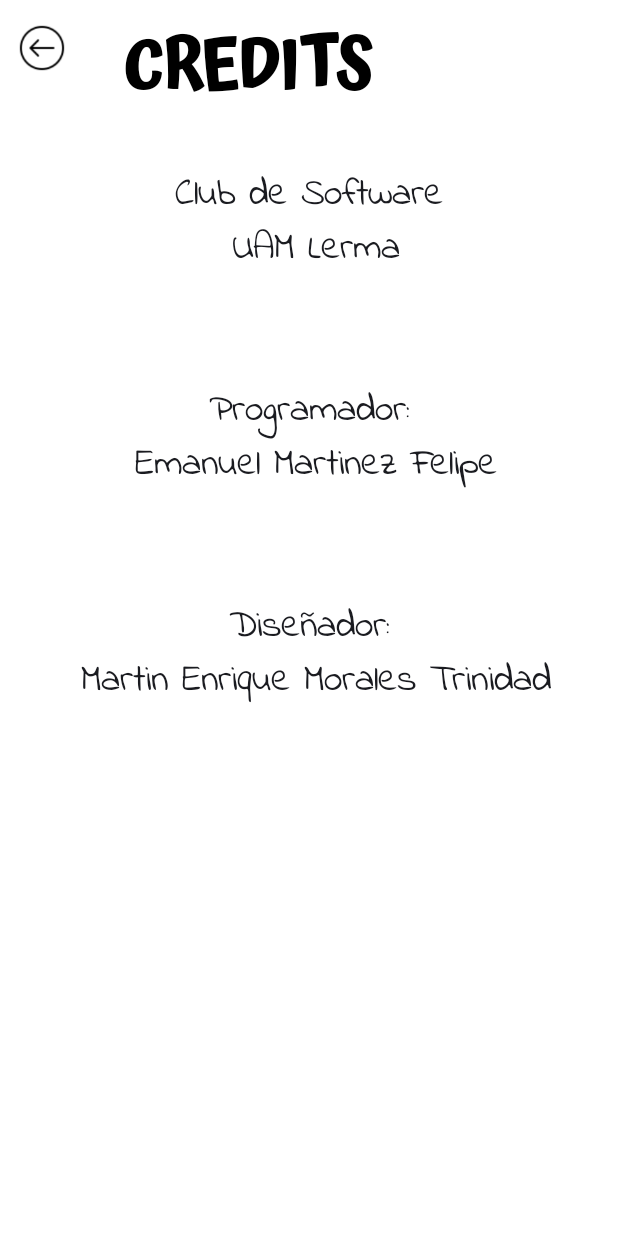
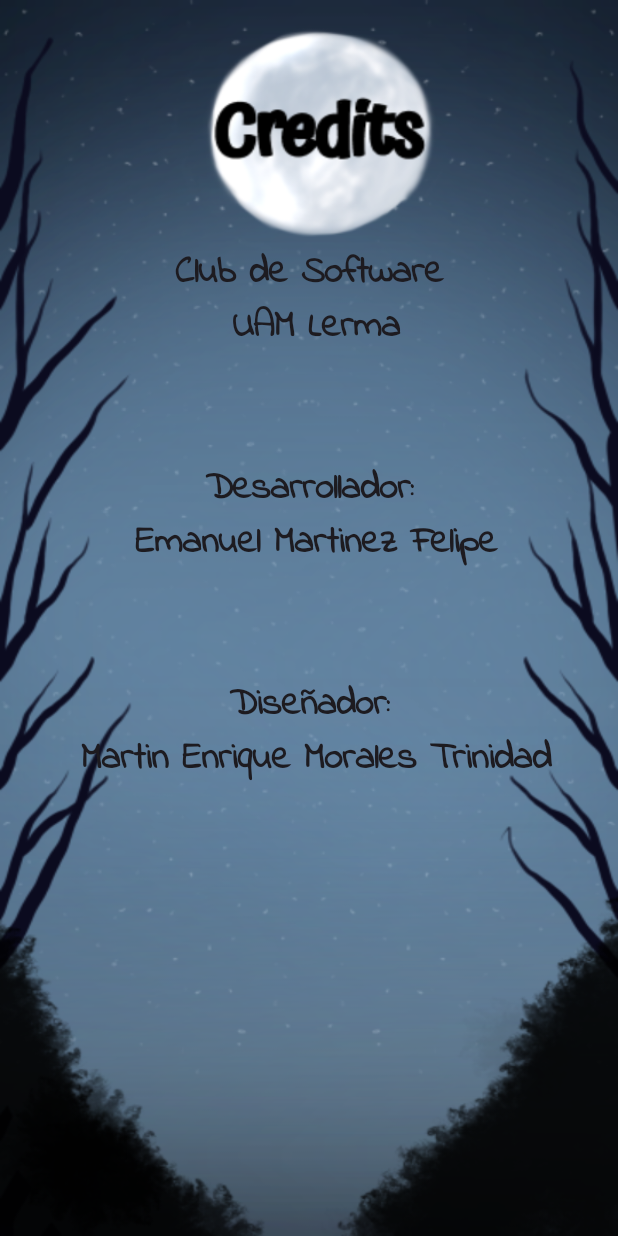
Before and after one commit to EmanuelMartinez23/HangMan-Game, an Android app built with Jetpack Compose: the screen it shows after launch (MainActivity), after a tap on "Credits", on a phone screen of 412 x 824 dp. Run offline under Robolectric (Android 15) with nearby library versions, the phone set to English and light mode, and no system bars.

Commit message:
Update: Rediseño de pantallas mainScreen y creditsScreen.

```diff
--- a/app/build.gradle.kts
+++ b/app/build.gradle.kts
@@ -76,7 +76,7 @@ dependencies {
     implementation("androidx.navigation:navigation-compose:$nav_version")
     implementation ("com.squareup.retrofit2:retrofit:2.9.0")
     implementation ("com.squareup.retrofit2:converter-gson:2.9.0")
-
+    implementation("androidx.activity:activity-compose:1.8.0-alpha07")
 
 
 
--- a/app/src/main/java/com/uam/horcado/MainActivity.kt
+++ b/app/src/main/java/com/uam/horcado/MainActivity.kt
@@ -10,7 +10,6 @@ import androidx.compose.foundation.layout.fillMaxSize
 import androidx.compose.material3.Surface
 import androidx.compose.runtime.Composable
 import androidx.compose.ui.Modifier
-import androidx.compose.ui.graphics.Color
 import androidx.lifecycle.viewmodel.compose.viewModel
 import androidx.navigation.NavHostController
 import androidx.navigation.compose.NavHost
@@ -32,8 +31,7 @@ class MainActivity : ComponentActivity() {
         setContent {
             HorcadoTheme {
                 Surface(
-                    modifier = Modifier.fillMaxSize(),
-                    color = Color(0xFFFFFFFF)
+                    modifier = Modifier.fillMaxSize()
                 ) {
                     val horcadoViewModel: HorcadoViewModel = viewModel()
                     val navController = rememberNavController()
--- a/app/src/main/java/com/uam/horcado/screens/HorcadoGameScreen.kt
+++ b/app/src/main/java/com/uam/horcado/screens/HorcadoGameScreen.kt
@@ -82,15 +82,7 @@ fun HorcadoGameScreen(horcadoViewModel: HorcadoViewModel, navController: NavHost
             letterSpacing = 0.sp,
             modifier =  Modifier.padding(top = 5.dp)
         )
-        Text(
-            text = "$palabraSecreta",
-            style = TextStyle(fontFamily = FontFamily(Font(R.font.atma_semibold))),
-            fontSize = 8.sp,
-            fontWeight =  FontWeight.W900,
-            color = Color.Black,
-            letterSpacing = 0.sp,
-            modifier =  Modifier.padding(top = 5.dp)
-        )
+
 
         Image(
             painter = painterResource(R.drawable.game),
--- a/app/src/main/java/com/uam/horcado/screens/creditsScreen.kt
+++ b/app/src/main/java/com/uam/horcado/screens/creditsScreen.kt
@@ -1,7 +1,9 @@
 package com.uam.horcado.screens
 
 
+import androidx.compose.foundation.Image
 import androidx.compose.foundation.background
+import androidx.compose.foundation.layout.Box
 import androidx.compose.foundation.layout.Column
 import androidx.compose.foundation.layout.Row
 import androidx.compose.foundation.layout.Spacer
@@ -9,6 +11,8 @@ import androidx.compose.foundation.layout.fillMaxSize
 import androidx.compose.foundation.layout.height
 import androidx.compose.foundation.layout.padding
 import androidx.compose.foundation.layout.width
+import androidx.compose.material.icons.Icons
+import androidx.compose.material.icons.rounded.ArrowBack
 import androidx.compose.material3.Icon
 import androidx.compose.material3.IconButton
 import androidx.compose.material3.Text
@@ -16,6 +20,7 @@ import androidx.compose.runtime.Composable
 import androidx.compose.ui.Alignment
 import androidx.compose.ui.Modifier
 import androidx.compose.ui.graphics.Color
+import androidx.compose.ui.layout.ContentScale
 import androidx.compose.ui.res.painterResource
 import androidx.compose.ui.res.stringResource
 import androidx.compose.ui.text.TextStyle
@@ -32,51 +37,43 @@ import com.uam.horcado.R
 
 @Composable
 fun creditsScreen( navController: NavHostController) {
+    Box(modifier =Modifier.fillMaxSize()){
+        Image(painter = painterResource(id = R.drawable.pantallacredits),
+            contentDescription = null,
+            modifier = Modifier.fillMaxSize(),
+            contentScale = ContentScale.FillBounds)
         // Conseguimos del viewModel  el indice de la palabra secreta
         Column(
             modifier = Modifier
                 .fillMaxSize()
-            .background(color = Color.White)
                 .padding(4.dp),
             horizontalAlignment = Alignment.CenterHorizontally
         ) {
 
             Row (modifier = Modifier.align(Alignment.Start)){
+//                Spacer(modifier = Modifier.width(25.dp))
 
 //
-            IconButton(
-                onClick = { /* Regresar a la pagina principal */
-                    navController.navigate("principal")
-
-                },
-            ) {
-                Icon(
-                    painter = painterResource(id = R.drawable.back), // Aquí utilizas el recurso de imagen del icono
-                    contentDescription = "Icono para regresar a la pagina principal",
-                    modifier = Modifier
-                        .height(250.dp)
-                        .width(250.dp)
-                        .padding(top = 8.dp),
-                    tint = Color.Black
-                )
+//                IconButton(
+//                    onClick = { /* Regresar a la pagina principal */
+//                        navController.navigate("principal")
+//                    },
+//                ) {
+//
+//                    Icon(
+//                        Icons.Rounded.ArrowBack,
+//                        contentDescription =null,
+//                        modifier =Modifier.height(100.dp).width(100.dp),
+//                        tint = Color.Black
+//                    )
+//                }
             }
-            Spacer(modifier = Modifier.width(20.dp))
-            Text(
-                text = "CREDITS",
-                style = TextStyle(fontFamily = FontFamily(Font(R.font.atma_semibold))),
-                fontSize = 45.sp,
-                fontWeight =  FontWeight.W900,
-                color = Color.Black,
-                letterSpacing = 0.sp,
-                modifier = Modifier.padding(start = 10.dp, top = 5.dp)
-            )
-
-
-        }
+            Spacer(modifier = Modifier.height(130.dp))
             Text(
                 text = stringResource(id = R.string.credits),
                 style = TextStyle(fontFamily = FontFamily(Font(R.font.indieflower_regular))),
                 fontSize = 25.sp,
+                fontWeight = FontWeight.SemiBold,
                 modifier = Modifier.padding(30.dp),
                 textAlign = TextAlign.Center
             )
@@ -84,5 +81,8 @@ fun creditsScreen( navController: NavHostController) {
 
         }
 
+    }
+
+
 
 }
--- a/app/src/main/java/com/uam/horcado/screens/mainScreen.kt
+++ b/app/src/main/java/com/uam/horcado/screens/mainScreen.kt
@@ -4,13 +4,12 @@ package com.uam.horcado.screens
 
 import androidx.compose.foundation.BorderStroke
 import androidx.compose.foundation.Image
-import androidx.compose.foundation.background
+import androidx.compose.foundation.layout.Box
 import androidx.compose.foundation.layout.Column
 import androidx.compose.foundation.layout.Spacer
 import androidx.compose.foundation.layout.fillMaxSize
 import androidx.compose.foundation.layout.height
 import androidx.compose.foundation.layout.padding
-import androidx.compose.foundation.layout.size
 import androidx.compose.foundation.layout.width
 import androidx.compose.foundation.shape.RoundedCornerShape
 import androidx.compose.material3.ButtonDefaults
@@ -20,6 +19,7 @@ import androidx.compose.runtime.Composable
 import androidx.compose.ui.Alignment
 import androidx.compose.ui.Modifier
 import androidx.compose.ui.graphics.Color
+import androidx.compose.ui.layout.ContentScale
 import androidx.compose.ui.res.painterResource
 import androidx.compose.ui.text.TextStyle
 import androidx.compose.ui.text.font.Font
@@ -38,10 +38,14 @@ import com.uam.horcado.viewmodels.HorcadoViewModel
 // HorcadoViewModel contiene el estado y la logica relacionada con el juego
 @Composable
 fun mainScreen(horcadoViewModel: HorcadoViewModel, navController: NavHostController) {
+
+    Box(modifier =Modifier.fillMaxSize()){
+        Image(painter = painterResource(id = R.drawable.pantallainicio), contentDescription = null,
+            modifier = Modifier.fillMaxSize(),
+            contentScale = ContentScale.FillWidth)
         Column(
             modifier = Modifier
-            .fillMaxSize()
-            .background(Color.White),
+                .fillMaxSize(),
             horizontalAlignment = Alignment.CenterHorizontally
         ) {
             Text(
@@ -53,30 +57,26 @@ fun mainScreen(horcadoViewModel: HorcadoViewModel, navController: NavHostControl
                 letterSpacing = 0.sp,
                 modifier =  Modifier.padding(top = 5.dp)
             )
-        Image(
-            painter = painterResource(R.drawable.img),
-            contentDescription = null,
-            modifier = Modifier.size(350.dp)
-        )
 
-        Spacer(modifier = Modifier.height(8.dp))
+            Spacer(modifier = Modifier.height(308.dp))
             Column {
                 OutlinedButtonPer(
                     texto ="Play",
                     onClick = {navController.navigate("main")} )
 
-            Spacer(modifier = Modifier.height(8.dp))
+                Spacer(modifier = Modifier.height(20.dp))
 
                 OutlinedButtonPer(
                     texto ="Scores",
                     onClick = {navController.navigate("scores")} )
 
-            Spacer(modifier = Modifier.height(8.dp))
+                Spacer(modifier = Modifier.height(20.dp))
 
                 OutlinedButtonPer(
                     texto ="Credits",
                     onClick = {navController.navigate("credits")} )
 
+            }
         }
     }
 }
@@ -87,18 +87,21 @@ fun OutlinedButtonPer(texto :String , onClick : () -> Unit,  ){
         onClick = {
             onClick()
         },
-        modifier = Modifier.width(220.dp).height(70.dp),
+        modifier = Modifier
+            .width(240.dp)
+            .height(70.dp),
         colors = ButtonDefaults.outlinedButtonColors(
             containerColor = Color.Transparent,
             contentColor = Color.Black,
         ),
-        border = BorderStroke(width = 3.dp,color = Color.Black),
-        shape = RoundedCornerShape(8.dp)
+        border = BorderStroke(width = 4.dp,color = Color.Black),
+        shape = RoundedCornerShape(10.dp)
     ) {
         Text(
             text = texto,
             style = TextStyle(fontFamily = FontFamily(Font(R.font.indieflower_regular))),
             fontSize = 35.sp,
+            fontWeight = FontWeight.Bold,
             color = Color.Black,
             letterSpacing = 0.sp,
 
--- a/app/src/main/java/com/uam/horcado/screens/scoresScreen.kt
+++ b/app/src/main/java/com/uam/horcado/screens/scoresScreen.kt
@@ -11,6 +11,8 @@ import androidx.compose.foundation.layout.fillMaxSize
 import androidx.compose.foundation.layout.height
 import androidx.compose.foundation.layout.padding
 import androidx.compose.foundation.layout.width
+import androidx.compose.material.icons.Icons
+import androidx.compose.material.icons.rounded.ArrowBack
 import androidx.compose.material3.Icon
 import androidx.compose.material3.IconButton
 import androidx.compose.material3.Text
@@ -53,7 +55,7 @@ fun scoresScreen(horcadoViewModel: HorcadoViewModel , navController: NavHostCont
                 },
             ) {
                 Icon(
-                    painter = painterResource(id = R.drawable.back), // Aquí utilizas el recurso de imagen del icono
+                    Icons.Rounded.ArrowBack, // Aquí utilizas el recurso de imagen del icono
                     contentDescription = "Icono para regresar a la pagina principal",
                     modifier = Modifier
                         .height(250.dp)
--- a/app/src/main/java/com/uam/horcado/ui/theme/Theme.kt
+++ b/app/src/main/java/com/uam/horcado/ui/theme/Theme.kt
@@ -1,70 +1,53 @@
 package com.uam.horcado.ui.theme
 
 import android.app.Activity
-import android.os.Build
 import androidx.compose.foundation.isSystemInDarkTheme
 import androidx.compose.material3.MaterialTheme
 import androidx.compose.material3.darkColorScheme
-import androidx.compose.material3.dynamicDarkColorScheme
-import androidx.compose.material3.dynamicLightColorScheme
 import androidx.compose.material3.lightColorScheme
 import androidx.compose.runtime.Composable
 import androidx.compose.runtime.SideEffect
+import androidx.compose.ui.graphics.Color
 import androidx.compose.ui.graphics.toArgb
-import androidx.compose.ui.platform.LocalContext
 import androidx.compose.ui.platform.LocalView
 import androidx.core.view.WindowCompat
 
-private val DarkColorScheme = darkColorScheme(
-    primary = Purple80,
-    secondary = PurpleGrey80,
-    tertiary = Pink80
-)
 
-private val LightColorScheme = lightColorScheme(
-    primary = Purple40,
-    secondary = PurpleGrey40,
-    tertiary = Pink40
+@Composable
+fun ChangeNavigationBarColor(
+    color: Color,
+    darkIcons: Boolean = false
+) {
+    val view = LocalView.current
+    SideEffect {
+        val window = (view.context as Activity).window
+        window.navigationBarColor = color.toArgb()
 
-    /* Other default colors to override
-    background = Color(0xFFFFFBFE),
-    surface = Color(0xFFFFFBFE),
-    onPrimary = Color.White,
-    onSecondary = Color.White,
-    onTertiary = Color.White,
-    onBackground = Color(0xFF1C1B1F),
-    onSurface = Color(0xFF1C1B1F),
-    */
-)
-
+        WindowCompat.getInsetsController(window, view).isAppearanceLightNavigationBars = darkIcons
+    }
+}
 @Composable
 fun HorcadoTheme(
     darkTheme: Boolean = isSystemInDarkTheme(),
-    // Dynamic color is available on Android 12+
-    dynamicColor: Boolean = true,
     content: @Composable () -> Unit
 ) {
-    val colorScheme = when {
-        dynamicColor && Build.VERSION.SDK_INT >= Build.VERSION_CODES.S -> {
-            val context = LocalContext.current
-            if (darkTheme) dynamicDarkColorScheme(context) else dynamicLightColorScheme(context)
-        }
-
-        darkTheme -> DarkColorScheme
-        else -> LightColorScheme
-    }
-    val view = LocalView.current
-    if (!view.isInEditMode) {
-        SideEffect {
-            val window = (view.context as Activity).window
-            window.statusBarColor = colorScheme.primary.toArgb()
-            WindowCompat.getInsetsController(window, view).isAppearanceLightStatusBars = darkTheme
-        }
+    val colorScheme = if (darkTheme) {
+        darkColorScheme()
+    } else {
+        lightColorScheme()
     }
 
     MaterialTheme(
         colorScheme = colorScheme,
         typography = Typography,
-        content = content
+        content = {
+            // Cambiar color de la barra de navegación
+            ChangeNavigationBarColor(
+                color = if (darkTheme) Color.Black else Color.Black,
+                darkIcons = !darkTheme
+            )
+
+            content()
+        }
     )
 }
--- a/app/src/main/java/com/uam/horcado/viewmodels/HorcadoViewModel.kt
+++ b/app/src/main/java/com/uam/horcado/viewmodels/HorcadoViewModel.kt
@@ -9,8 +9,6 @@ import com.uam.horcado.model.HorcadoModel
 Clase para almacenar y gestionar datos relacionado con la ui
  */
 class HorcadoViewModel : ViewModel() {
-
-
     // Guarda el estado de la palabra descubierta
     val palabraDescubierta = mutableStateOf("")
     // Estado de los intentos de cada ronda
--- a/app/src/main/res/values/strings.xml
+++ b/app/src/main/res/values/strings.xml
@@ -1,5 +1,5 @@
 <?xml version="1.0" encoding="utf-8"?>
 <resources>
     <string name="app_name">Horcado</string>
-    <string name="credits">Club de Software\n UAM Lerma\n\n\n Programador: \n Emanuel Martinez Felipe\n\n\n Diseñador: \n Martin Enrique Morales Trinidad</string>
+    <string name="credits">Club de Software\n UAM Lerma\n\n\n Desarrollador: \n Emanuel Martinez Felipe\n\n\n Diseñador: \n Martin Enrique Morales Trinidad</string>
 </resources>
```
Also changed, not shown: app/src/main/res/drawable/back.png (deleted), app/src/main/res/drawable/img.png (deleted), app/src/main/res/drawable/pantallacredits.png (added), app/src/main/res/drawable/pantallainicio.png (added). Lines whose indentation alone changed are shown as unchanged.
